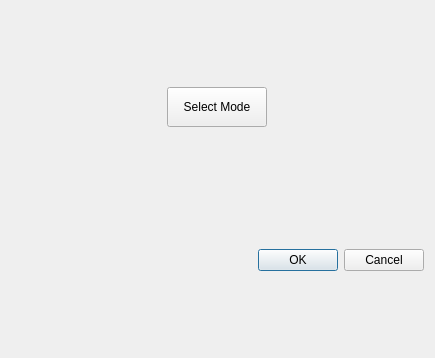
First picture: the form in lib/gui/designes/queue_editor_window.ui, repository tmarenko/mff_auto, before the edit.
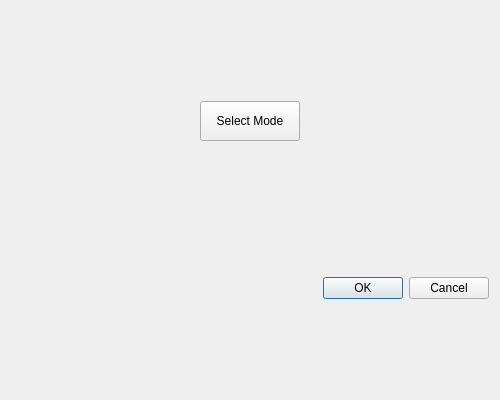
Second picture: the form after the edit.

Patch:
```diff
--- a/lib/gui/designes/queue_editor_window.ui
+++ b/lib/gui/designes/queue_editor_window.ui
@@ -6,8 +6,8 @@
    <rect>
     <x>0</x>
     <y>0</y>
-    <width>435</width>
-    <height>358</height>
+    <width>500</width>
+    <height>400</height>
    </rect>
   </property>
   <property name="sizePolicy">
```
